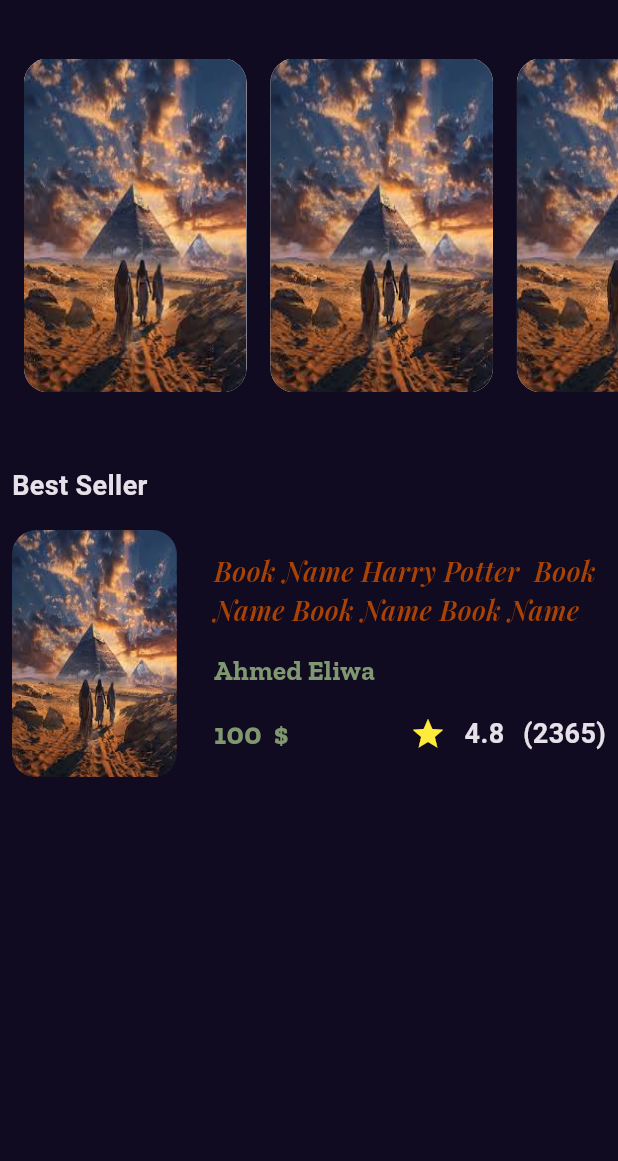
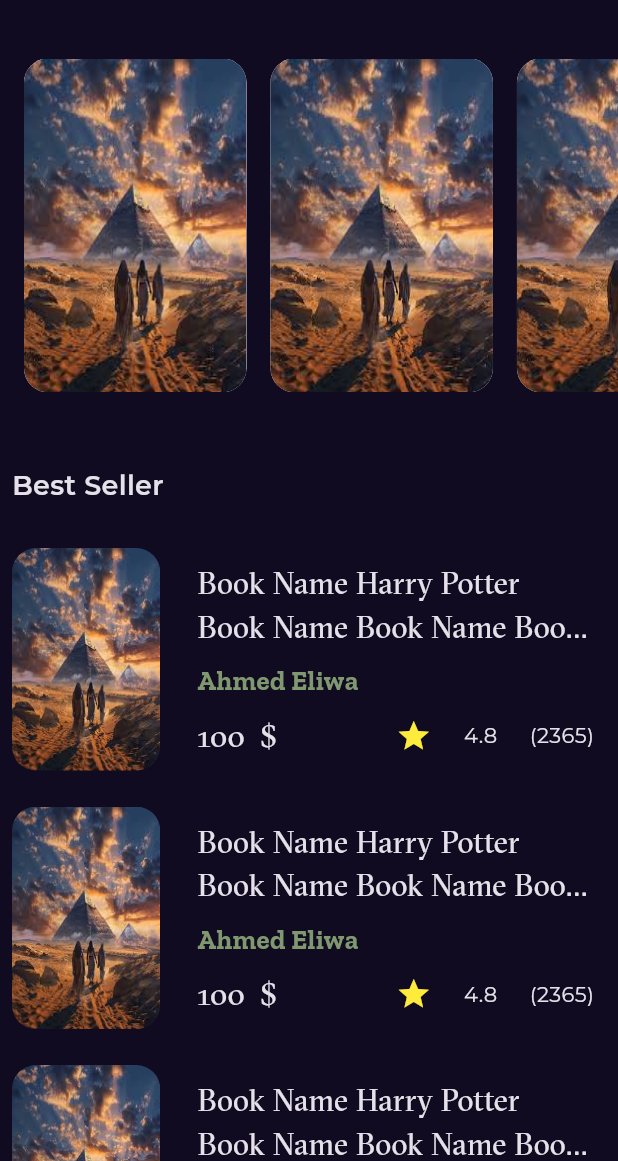
Before and after one commit to Elywa/Bookly, a Flutter app: the screen it shows after launch, on a phone screen of 412 x 824 dp, the part 75-1236 px from its top. Run offline on Flutter 3.47's test engine with Material 3 defaults, Android fonts, the light colour scheme and no system bars; our stand-ins replace cached_network_image, get, google_fonts; missing offline and left inert: dart:ffi.

Commit message:
refactor code

```diff
--- a/lib/core/utils/constants.dart
+++ b/lib/core/utils/constants.dart
@@ -3,3 +3,4 @@ import 'package:flutter/material.dart';
 const kprimapryColor = Color(0xff100B20);
 const kfontFamily = 'Zilla Slab';
 const kfontFamily2 = 'Playfair Display';
+const kFontFamily3 = 'GT Sectra Fine';
--- a/lib/core/utils/styles.dart
+++ b/lib/core/utils/styles.dart
@@ -2,15 +2,29 @@ import 'package:bookley_app/core/utils/constants.dart';
 import 'package:flutter/material.dart';
 
 abstract class Styles {
-  static const titleText = TextStyle(
+  static const textStyle14 = TextStyle(
+    fontWeight: FontWeight.normal,
+    fontSize: 14,
+  );
+
+  static const textStyle16 = TextStyle(
+    fontWeight: FontWeight.w500,
+    fontSize: 16,
+  );
+  static const textStyle18 = TextStyle(
     fontWeight: FontWeight.w600,
     fontSize: 18,
   );
 
-  static const bookNameTextStyle = TextStyle(
-    fontSize: 18,
-    fontWeight: FontWeight.w600,
-    fontFamily: kfontFamily2,
-    color: Color(0xffAA4203),
+  static const textStyle20 = TextStyle(
+    fontWeight: FontWeight.normal,
+    fontSize: 20,
+    fontFamily: kFontFamily3,
+  );
+
+  static const textStyle30 = TextStyle(
+    fontWeight: FontWeight.normal,
+    fontSize: 30,
+    fontFamily: kFontFamily3,
   );
 }
--- a/lib/features/home/presentation/views/widgets/author_name.dart
+++ b/lib/features/home/presentation/views/widgets/author_name.dart
@@ -1,4 +1,3 @@
-
 import 'package:bookley_app/core/utils/constants.dart';
 import 'package:bookley_app/core/utils/styles.dart';
 import 'package:flutter/material.dart';
@@ -13,7 +12,7 @@ class AuthorName extends StatelessWidget {
     return Text(
       "Ahmed Eliwa",
       textAlign: TextAlign.start,
-      style: Styles.titleText
+      style: Styles.textStyle18
           .copyWith(fontFamily: kfontFamily, color: const Color(0xff809870)),
       overflow: TextOverflow.ellipsis,
       maxLines: 2,
--- /dev/null
+++ b/lib/features/home/presentation/views/widgets/best_seller_list_view_item.dart
@@ -0,0 +1,47 @@
+import 'package:bookley_app/core/utils/app_assets.dart';
+import 'package:bookley_app/features/home/presentation/views/widgets/author_name.dart';
+import 'package:bookley_app/features/home/presentation/views/widgets/book_name.dart';
+import 'package:bookley_app/features/home/presentation/views/widgets/price_and_rating.dart';
+import 'package:flutter/material.dart';
+
+class BestSellerListViewItem extends StatelessWidget {
+  const BestSellerListViewItem({super.key});
+
+  @override
+  Widget build(BuildContext context) {
+    return Padding(
+      padding: const EdgeInsets.only(right: 16, bottom: 12, top: 12),
+      child: SizedBox(
+        height: MediaQuery.sizeOf(context).height * .18,
+        child: Row(
+          children: [
+            AspectRatio(
+              aspectRatio: 1 / 1.5,
+              child: Container(
+                decoration: BoxDecoration(
+                  borderRadius: BorderRadius.circular(16),
+                  image: const DecorationImage(
+                      image: AssetImage(AssetData.testImage), fit: BoxFit.fill),
+                ),
+              ),
+            ),
+            SizedBox(
+              width: MediaQuery.sizeOf(context).width * .06,
+            ),
+            const Expanded(
+              child: Column(
+                crossAxisAlignment: CrossAxisAlignment.start,
+                mainAxisAlignment: MainAxisAlignment.spaceEvenly,
+                children: [
+                  BookName(),
+                  AuthorName(),
+                  PriceAndRatingOfBestSellerListViewBooksItem(),
+                ],
+              ),
+            )
+          ],
+        ),
+      ),
+    );
+  }
+}
--- a/lib/features/home/presentation/views/widgets/book_name.dart
+++ b/lib/features/home/presentation/views/widgets/book_name.dart
@@ -1,3 +1,4 @@
+import 'package:bookley_app/core/utils/constants.dart';
 import 'package:bookley_app/core/utils/styles.dart';
 import 'package:flutter/material.dart';
 
@@ -11,7 +12,7 @@ class BookName extends StatelessWidget {
     return const Text(
       "Book Name Harry Potter  Book Name Book Name Book Name ",
       textAlign: TextAlign.start,
-      style: Styles.bookNameTextStyle,
+      style: Styles.textStyle20,
       overflow: TextOverflow.ellipsis,
       maxLines: 2,
     );
--- a/lib/features/home/presentation/views/widgets/book_rating.dart
+++ b/lib/features/home/presentation/views/widgets/book_rating.dart
@@ -17,11 +17,11 @@ class BookRating extends StatelessWidget {
         ),
         Text(
           "4.8",
-          style: Styles.titleText,
+          style: Styles.textStyle14,
         ),
         Text(
           "(2365)",
-          style: Styles.titleText,
+          style: Styles.textStyle14,
         ),
       ],
     );
--- a/lib/features/home/presentation/views/widgets/home_view_body.dart
+++ b/lib/features/home/presentation/views/widgets/home_view_body.dart
@@ -4,6 +4,7 @@ import 'package:bookley_app/core/utils/app_assets.dart';
 import 'package:bookley_app/core/utils/constants.dart';
 import 'package:bookley_app/core/utils/styles.dart';
 import 'package:bookley_app/features/home/presentation/views/widgets/author_name.dart';
+import 'package:bookley_app/features/home/presentation/views/widgets/best_seller_list_view_item.dart';
 import 'package:bookley_app/features/home/presentation/views/widgets/book_name.dart';
 import 'package:bookley_app/features/home/presentation/views/widgets/book_rating.dart';
 import 'package:bookley_app/features/home/presentation/views/widgets/custom_app_bar.dart';
@@ -20,66 +21,52 @@ class HomeViewBody extends StatelessWidget {
   Widget build(BuildContext context) {
     return Padding(
       padding: const EdgeInsets.only(left: 8),
-      child: Column(
-        crossAxisAlignment: CrossAxisAlignment.start,
-        children: [
-          const CustomAppBar(),
-          const FeaturedBooksListView(),
-          SizedBox(
-            height: MediaQuery.sizeOf(context).height * .06,
+      child: CustomScrollView(
+        physics: const NeverScrollableScrollPhysics(),
+        slivers: [
+          // AppBar and FeaturedBooksListView as separate SliverToBoxAdapter
+          const SliverToBoxAdapter(child: CustomAppBar()),
+          const SliverToBoxAdapter(child: FeaturedBooksListView()),
+          SliverToBoxAdapter(
+            child: SizedBox(
+              height: MediaQuery.sizeOf(context).height * .06,
+            ),
           ),
-          const Text(
-            'Best Seller',
-            style: Styles.titleText,
+          const SliverToBoxAdapter(
+            child: Text(
+              'Best Seller',
+              style: Styles.textStyle18,
+            ),
           ),
-          SizedBox(
-            height: MediaQuery.sizeOf(context).height * .02,
+          SliverToBoxAdapter(
+            child: SizedBox(
+              height: MediaQuery.sizeOf(context).height * .02,
+            ),
           ),
-          const BestSellerListViewItem()
+          // Filling remaining space with BestSellerListView
+          const SliverFillRemaining(
+            hasScrollBody: true,
+            child: BestSellerListView(),
+          ),
         ],
       ),
     );
   }
 }
 
-class BestSellerListViewItem extends StatelessWidget {
-  const BestSellerListViewItem({super.key});
+class BestSellerListView extends StatelessWidget {
+  const BestSellerListView({super.key});
 
   @override
   Widget build(BuildContext context) {
-    return Padding(
-      padding: const EdgeInsets.only(right: 8.0),
-      child: SizedBox(
-        height: MediaQuery.sizeOf(context).height * .2,
-        child: Row(
-          children: [
-            AspectRatio(
-              aspectRatio: 1 / 1.5,
-              child: Container(
-                decoration: BoxDecoration(
-                    borderRadius: BorderRadius.circular(16),
-                    image: const DecorationImage(
-                        image: AssetImage(AssetData.testImage),
-                        fit: BoxFit.fill)),
-              ),
-            ),
-            SizedBox(
-              width: MediaQuery.sizeOf(context).width * .06,
-            ),
-            const Expanded(
-              child: Column(
-                crossAxisAlignment: CrossAxisAlignment.start,
-                mainAxisAlignment: MainAxisAlignment.spaceEvenly,
-                children: [
-                  BookName(),
-                  AuthorName(),
-                  PriceAndRatingOfBestSellerListViewBooksItem(),
-                ],
-              ),
-            )
-          ],
-        ),
-      ),
+    return ListView.builder(
+      padding: EdgeInsets.zero,
+      itemCount: 20,
+      shrinkWrap: true, // Allow the ListView to shrink to fit its children
+      physics: const BouncingScrollPhysics(), // Disable independent scrolling
+      itemBuilder: (context, index) {
+        return const BestSellerListViewItem();
+      },
     );
   }
 }
--- a/lib/features/home/presentation/views/widgets/price_and_rating.dart
+++ b/lib/features/home/presentation/views/widgets/price_and_rating.dart
@@ -1,4 +1,3 @@
-import 'package:bookley_app/core/utils/constants.dart';
 import 'package:bookley_app/core/utils/styles.dart';
 import 'package:bookley_app/features/home/presentation/views/widgets/book_rating.dart';
 import 'package:flutter/material.dart';
@@ -10,19 +9,16 @@ class PriceAndRatingOfBestSellerListViewBooksItem extends StatelessWidget {
 
   @override
   Widget build(BuildContext context) {
-    return Row(
+    return const Row(
       mainAxisAlignment: MainAxisAlignment.spaceBetween,
       children: [
         Expanded(
           child: Text(
             "100  \$",
-            style: Styles.titleText.copyWith(
-                fontFamily: kfontFamily,
-                fontSize: 20,
-                color: const Color(0xff809870)),
+            style: Styles.textStyle20,
           ),
         ),
-        const Expanded(
+        Expanded(
           child: BookRating(),
         )
       ],
--- a/lib/main.dart
+++ b/lib/main.dart
@@ -3,6 +3,7 @@
 import 'package:bookley_app/features/splash/presentation/views/splash_view_.dart';
 import 'package:flutter/material.dart';
 import 'package:get/get_navigation/src/root/get_material_app.dart';
+import 'package:google_fonts/google_fonts.dart';
 
 void main() {
   runApp(const MyApp());
@@ -22,6 +23,7 @@
       },
       theme: ThemeData.dark().copyWith(
         scaffoldBackgroundColor: kprimapryColor,
+        textTheme: GoogleFonts.montserratTextTheme(ThemeData.dark().textTheme),
       ),
       home: const SplashView(),
     );
```
Also changed, not shown: pubspec.yaml (+4 -7 lines), pubspec.lock.
